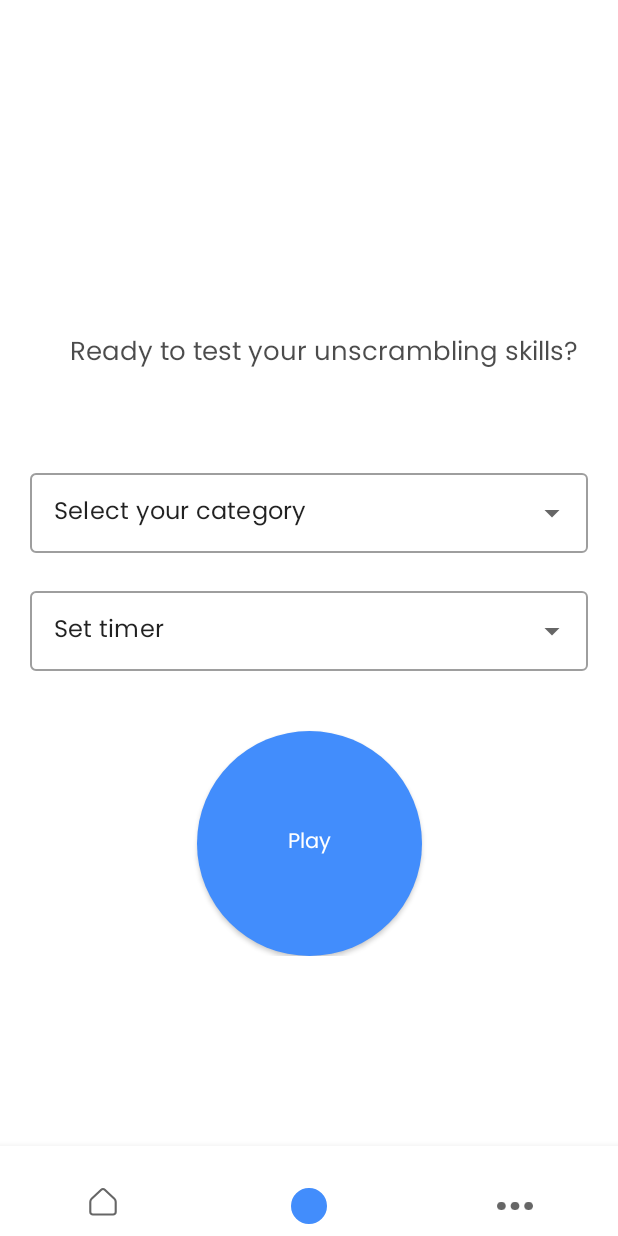
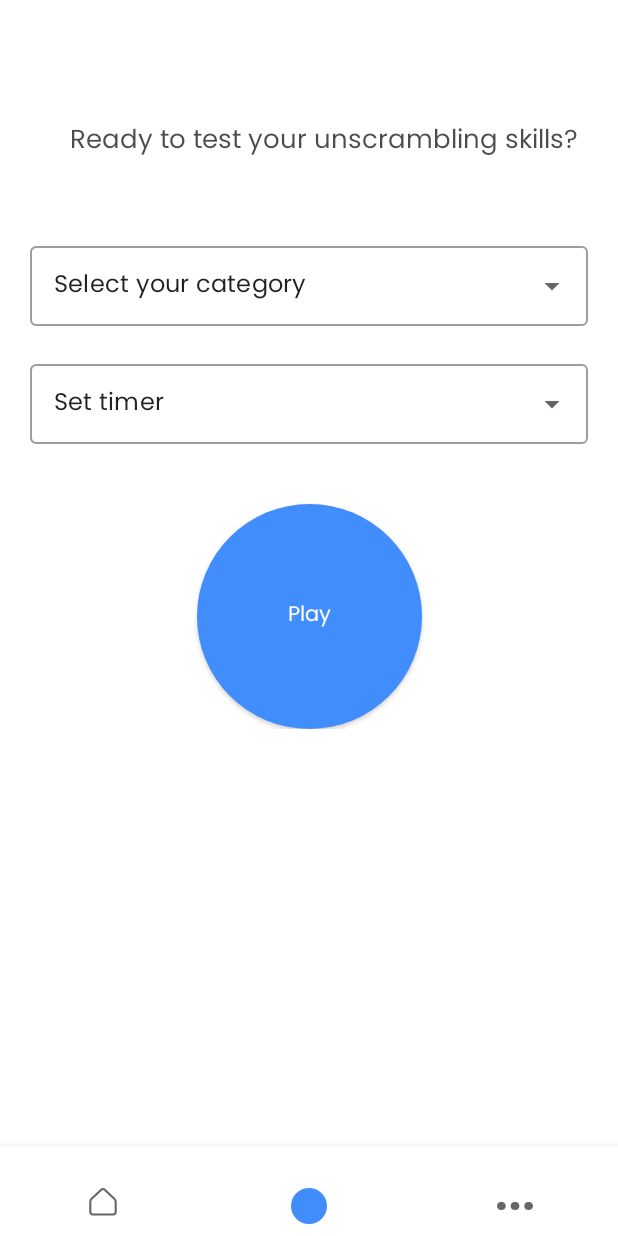
Before and after one commit to Justin-A9/Word-splash, an Android app: the playSquahFragment screen opened through its navigation route, on a phone screen of 412 x 824 dp. Run offline under Robolectric (Android 15) with nearby library versions, the phone set to English and light mode, and no system bars; our stand-ins replace data binding, navigation-ui; Roboto replaces fonts that are not available here.

Commit message:
My commit

```diff
--- a/app/src/main/res/layout/fragment_menu.xml
+++ b/app/src/main/res/layout/fragment_menu.xml
@@ -62,6 +62,7 @@
                         android:layout_height="wrap_content"
                         android:layout_marginStart="20dp"
                         android:fontFamily="@font/montserrat_alternates"
+                        android:layout_gravity="center_vertical"
                         android:text="Profile" />
 
 
@@ -71,11 +72,12 @@
                         android:layout_height="match_parent">
 
                         <ImageView
-                            android:layout_alignParentRight="true"
+                            android:layout_alignParentEnd="true"
                             android:layout_width="40dp"
                             android:layout_height="15dp"
                             android:scaleType="centerCrop"
                             android:src="@drawable/next"
+                            android:layout_centerInParent="true"
                             app:tint="#828282" />
 
                     </RelativeLayout>
--- a/app/src/main/res/layout/fragment_play_squah.xml
+++ b/app/src/main/res/layout/fragment_play_squah.xml
@@ -18,15 +18,15 @@
 
         <com.google.android.material.textfield.TextInputLayout
             android:id="@+id/layout1"
+            android:layout_marginTop="50dp"
+            android:layout_marginStart="20dp"
+            android:layout_marginEnd="20dp"
             style="@style/Widget.MaterialComponents.TextInputLayout.OutlinedBox.Dense.ExposedDropdownMenu"
             android:layout_width="match_parent"
             android:layout_height="wrap_content"
-            android:layout_marginStart="20dp"
-            android:layout_marginTop="310dp"
-            android:layout_marginEnd="20dp"
-            app:layout_constraintTop_toTopOf="parent"
-            tools:layout_editor_absoluteX="1dp"
-            tools:layout_editor_absoluteY="206dp">
+            app:layout_constraintEnd_toEndOf="parent"
+            app:layout_constraintStart_toStartOf="parent"
+            app:layout_constraintTop_toBottomOf="@+id/text">
 
             <AutoCompleteTextView
                 android:id="@+id/autoCompleteTextView"
@@ -45,12 +45,12 @@
             style="@style/Widget.MaterialComponents.TextInputLayout.OutlinedBox.Dense.ExposedDropdownMenu"
             android:layout_width="match_parent"
             android:layout_height="wrap_content"
+            android:layout_marginTop="20dp"
             android:layout_marginStart="20dp"
-            android:layout_marginTop="20dp"
             android:layout_marginEnd="20dp"
-            app:layout_constraintTop_toBottomOf="@id/layout1"
-            tools:layout_editor_absoluteX="1dp"
-            tools:layout_editor_absoluteY="206dp">
+            app:layout_constraintEnd_toEndOf="parent"
+            app:layout_constraintStart_toStartOf="parent"
+            app:layout_constraintTop_toBottomOf="@id/layout1">
 
             <AutoCompleteTextView
                 android:id="@+id/autoCompleteTextView2"
@@ -82,19 +82,21 @@
 
 
         <TextView
+            android:id="@+id/text"
             android:layout_width="wrap_content"
             android:layout_height="wrap_content"
+            android:layout_marginStart="20dp"
+            android:layout_marginBottom="60dp"
             android:fontFamily="@font/poppins"
+            android:gravity="center"
             android:text="Ready to test your unscrambling skills?"
             android:textColor="#B3000000"
-            android:layout_marginStart="20dp"
             android:textSize="17sp"
-            android:gravity="center"
-            app:layout_constraintBottom_toTopOf="@id/layout1"
-            android:layout_marginBottom="60dp"
+            android:layout_marginTop="80dp"
             app:layout_constraintEnd_toEndOf="parent"
             app:layout_constraintHorizontal_bias="0.5"
-            app:layout_constraintStart_toStartOf="parent" />
+            app:layout_constraintStart_toStartOf="parent"
+            app:layout_constraintTop_toTopOf="parent" />
     </androidx.constraintlayout.widget.ConstraintLayout>
 </ScrollView>
 
```
